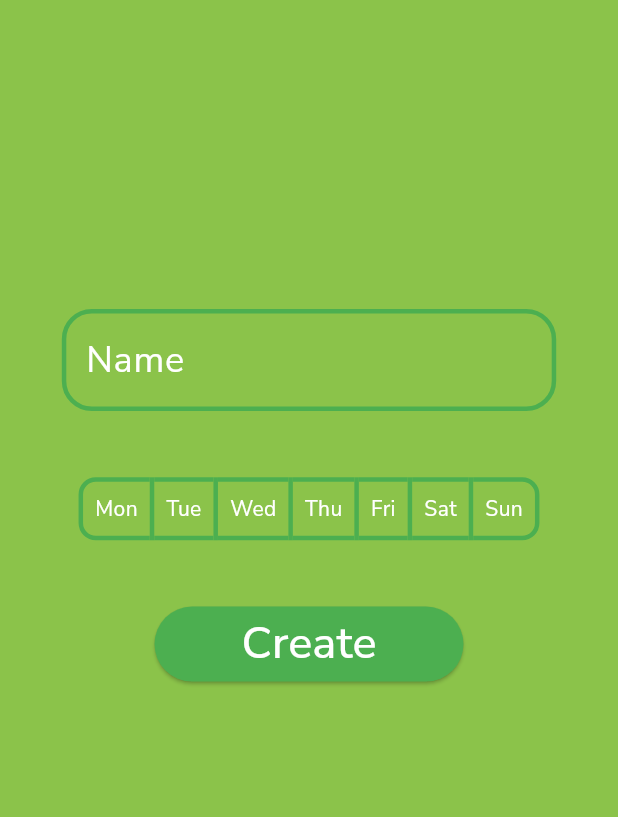
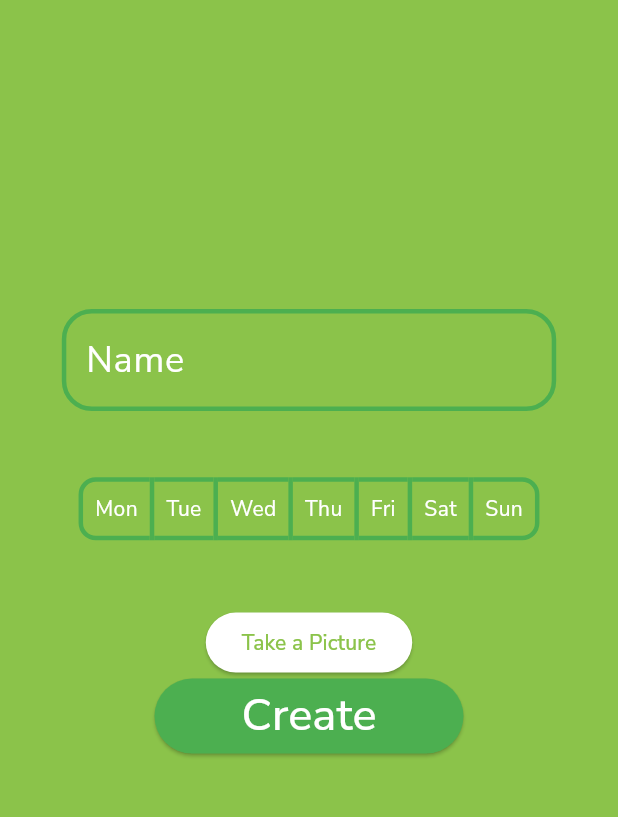
Before and after one commit to kowaleuro/i-konewka-Frontend, a Flutter app: the AddPlantScreen screen opened by its route, on a phone screen of 412 x 824 dp, the part 84-901 px from its top. Run offline on Flutter 3.47's test engine with Material 3 defaults, Android fonts, the phone set to English and light mode, and no system bars; our stand-ins replace camera, google_fonts.

Commit message:
Integrating camera #1

```diff
--- a/lib/App.dart
+++ b/lib/App.dart
@@ -7,6 +7,7 @@ import 'package:i_konewka_app/screens/RegisterScreen.dart';
 import 'package:i_konewka_app/screens/StartScreen.dart';
 import 'package:i_konewka_app/AppTheme.dart';
 import 'package:i_konewka_app/screens/elements/Bar.dart';
+import 'package:i_konewka_app/screens/elements/CameraComponent.dart';
 
 class App extends StatelessWidget {
   App({Key? key}) : super(key: key);
--- a/lib/screens/AddPlantScreen.dart
+++ b/lib/screens/AddPlantScreen.dart
@@ -1,4 +1,5 @@
 import 'package:flutter/material.dart';
+import 'package:i_konewka_app/screens/elements/CameraComponent.dart';
 import 'package:i_konewka_app/screens/elements/CustomButton.dart';
 import 'package:i_konewka_app/screens/elements/CustomTextFormField.dart';
 import 'package:i_konewka_app/screens/elements/CustomToggleButton.dart';
@@ -53,6 +54,7 @@ class _AddPlantScreen extends State<AddPlantScreen>{
                           _name = val;
                         }),
                     CustomToggleButtons(),
+                    CameraComponent(),
                     CustomButton(
                         onPressed: () {
                           if (_formAddPlantKey.currentState!.validate()) {Navigator.of(context).pop();}
--- /dev/null
+++ b/lib/screens/elements/CameraComponent.dart
@@ -0,0 +1,26 @@
+import 'package:camera/camera.dart';
+import 'package:flutter/cupertino.dart';
+import 'package:flutter/material.dart';
+
+import 'CameraPage.dart';
+
+class CameraComponent extends StatefulWidget{
+  const CameraComponent({super.key});
+
+  @override
+  State<CameraComponent> createState() => _CameraComponent();
+}
+
+class _CameraComponent extends State<CameraComponent> {
+  @override
+  Widget build(BuildContext context) {
+    return ElevatedButton(
+    onPressed: () async {
+      await availableCameras().then((value) => Navigator.push(context,
+        MaterialPageRoute(builder: (_) => CameraPage(cameras: value))));
+    },
+    child: const Text("Take a Picture"),
+    );
+  }
+
+}
--- a/pubspec.yaml
+++ b/pubspec.yaml
@@ -36,6 +36,7 @@ dependencies:
   # Use with the CupertinoIcons class for iOS style icons.
   cupertino_icons: ^1.0.2
   google_fonts: ^6.1.0
+  camera: ^0.10.5+5
 
 dev_dependencies:
   flutter_test:
```
Also changed, not shown: lib/screens/elements/CameraPage.dart (added, +53 -0 lines), pubspec.lock, 1 other file.
